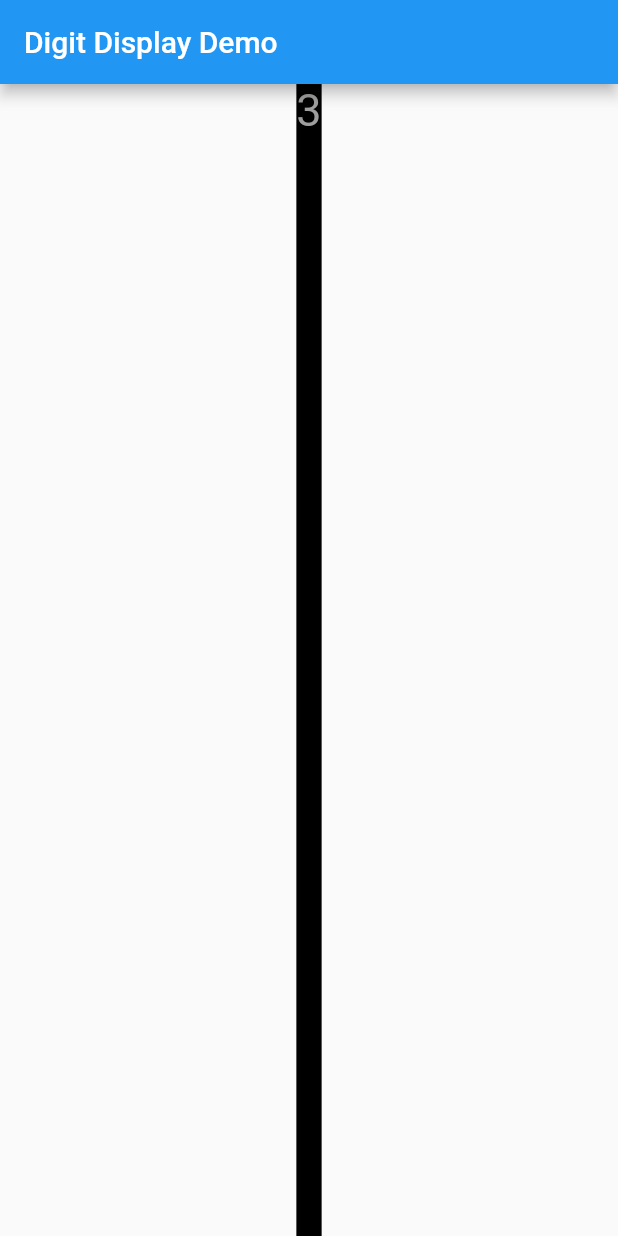
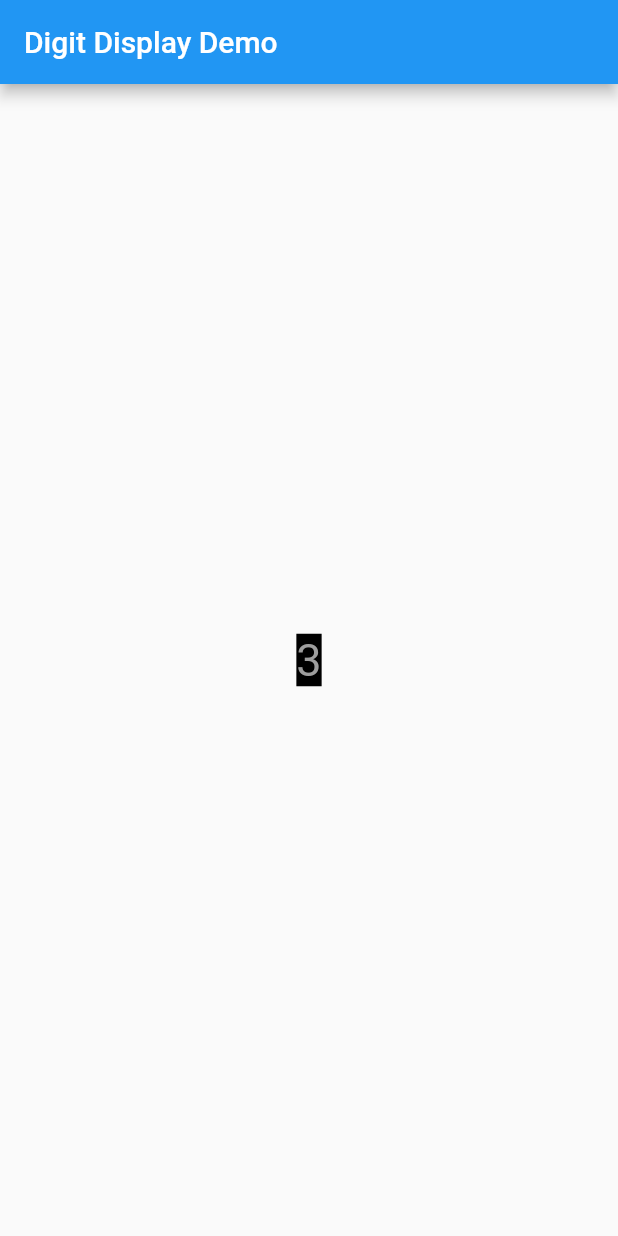
Before and after one commit to martindobrev/animated_digit_display, a Flutter app: the screen it shows after launch, on a phone screen of 412 x 824 dp. Run offline on Flutter 3.47's test engine with Material 2 defaults, Android fonts, the phone set to English and light mode, and no system bars.

Commit message:
step0-6 resizing the widget

```diff
--- a/lib/single_digit.dart
+++ b/lib/single_digit.dart
@@ -31,6 +31,9 @@ class _SingleDigitState extends State<SingleDigit> {
 
     return Container(
       decoration: _boxDecoration,
+      child: SizedOverflowBox(
+        alignment: Alignment.topCenter,
+        size: digitSize,
         child: ClipRect(
           clipper: CustomDigitClipper(digitSize),
             child: Transform.translate(
@@ -40,6 +43,7 @@ class _SingleDigitState extends State<SingleDigit> {
                 for (var i = 0; i < 10; i++)
                   Text(i.toString(), style: _textStyle)   // ADD STYLE TO THE TEXT
               ],
+            ),
           ),
         ),
       ),
```
Lines whose indentation alone changed are shown as unchanged.
